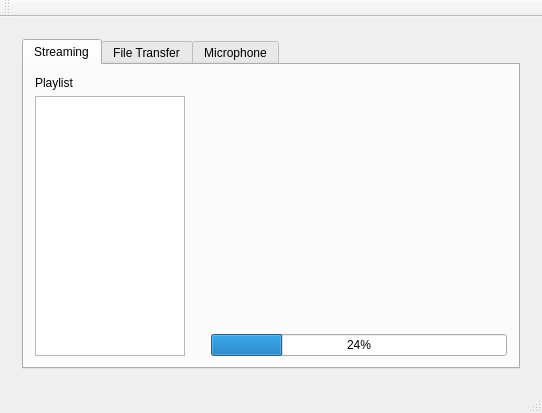
First picture: the form in CommAudio/mainwindow.ui, repository jerrybeanman/CommAudio, before the edit.
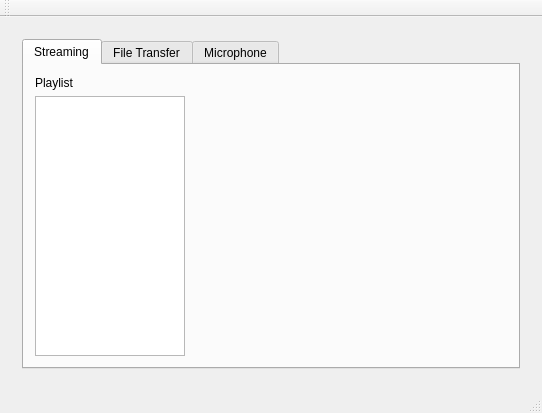
Second picture: the form after the edit. The open tabs and pages were chosen to show the change.

What changed in the file:
```diff
--- a/CommAudio/mainwindow.ui
+++ b/CommAudio/mainwindow.ui
@@ -204,13 +204,6 @@
                 </item>
                </layout>
               </item>
-              <item>
-               <widget class="QProgressBar" name="songProgress">
-                <property name="value">
-                 <number>24</number>
-                </property>
-               </widget>
-              </item>
              </layout>
             </item>
            </layout>
```
Left out of the diff: 7 changed lines with no effect on the pictures.
